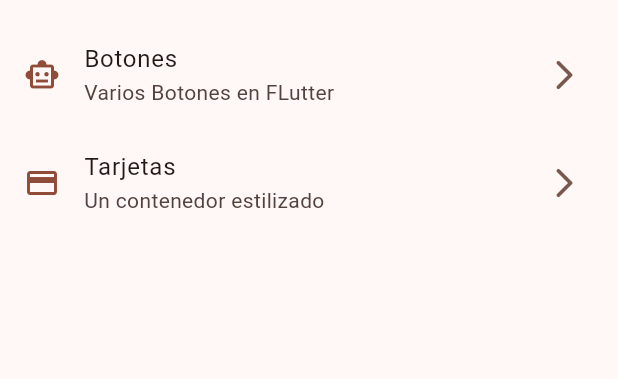
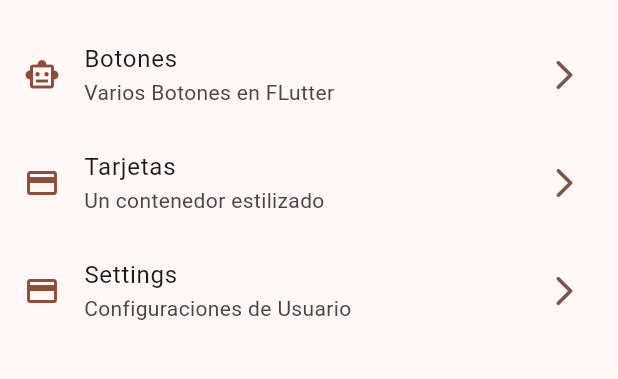
Before and after one commit to santacruzandres1/widgets_app, a Flutter app: the screen it shows after launch, on a phone screen of 412 x 824 dp, the part 63-442 px from its top. Run offline on Flutter 3.47's test engine with Material 3 defaults, Android fonts, the phone set to English and light mode, and no system bars.

Commit message:
Agregado de routeName para referenciar las paginas

```diff
--- a/lib/config/menu_items/menu_items.dart
+++ b/lib/config/menu_items/menu_items.dart
@@ -6,12 +6,15 @@ class MenuItems {
   final String subTitle;
   final String link;
   final IconData icon;
+  final String routeName;
+
 
   const MenuItems({
     required this.title,
     required this.subTitle,
     required this.link,
-    required this.icon
+    required this.icon,
+    required this.routeName
     });
 }
 
@@ -20,10 +23,21 @@ const appMenuItems = <MenuItems>[
     title: 'Botones',
     subTitle: 'Varios Botones en FLutter',
     link: '/buttons',
-    icon: Icons.smart_toy_outlined),
-      MenuItems(
+    icon: Icons.smart_toy_outlined,
+    routeName: '/buttons_screen',
+  ),
+  MenuItems(
     title: 'Tarjetas',
     subTitle: 'Un contenedor estilizado',
-    link: '/card',
-    icon: Icons.credit_card),
+    link: '/cards',
+    icon: Icons.credit_card,
+    routeName: '/cards_screen',
+  ),
+  MenuItems(
+    title: 'Settings',
+    subTitle: 'Configuraciones de Usuario',
+    link: '/settings',
+    icon: Icons.credit_card,
+    routeName: '/settings_screen',
+  ),
 ];
--- a/lib/main.dart
+++ b/lib/main.dart
@@ -14,7 +14,7 @@ class MainApp extends StatelessWidget {
     return  MaterialApp(
       debugShowCheckedModeBanner: false,
       theme: AppTheme(selectedColor: 3,).getTheme(),
-      home: const HomeScreen(),
+      home:  HomeScreen(),
     );
   }
 }
--- a/lib/presentation/screens/home/home_screen.dart
+++ b/lib/presentation/screens/home/home_screen.dart
@@ -1,57 +1,77 @@
 import 'package:flutter/material.dart';
 import 'package:widgets_app/config/menu_items/menu_items.dart';
 import 'package:widgets_app/presentation/screens/buttons/buttons_screen.dart';
+import 'package:widgets_app/presentation/screens/cards/cards_screen.dart';
+import 'package:widgets_app/presentation/screens/settings/settings_screen.dart';
 
 class HomeScreen extends StatelessWidget {
-  const HomeScreen({super.key});
+   HomeScreen({super.key});
+
+  // definir las rutas aca (asumiendo que tenemos un archivo o clase separada para las rutas)
+  final Map<String, WidgetBuilder> routes = {
+    '/buttons_screen': (context) => const ButtonsScreen(),
+    '/cards_screen':(context) => const CardsScreen(),
+    '/settings_screen':(context) => const SettingsScreen(),
+    // añade mas rutas para otras pantallas basadas en la lista de appMenuItems
+  };
 
   @override
   Widget build(BuildContext context) {
     return Scaffold(
       appBar: AppBar(
         centerTitle: false,
-        title: const Text('Widgets en flutter'),),
-        body: _HomeView(),
+        title: const Text('Widgets en flutter'),
+      ),
+      body: _HomeView(appMenuItems: appMenuItems, routes: routes),  // pasa elementosMenu y rutas
     );
   }
 }
 
 class _HomeView extends StatelessWidget {
+  final List<MenuItems> appMenuItems;
+  final Map<String, WidgetBuilder> routes; // recibe las rutas de HomeScreen
+
+  const _HomeView({required this.appMenuItems, required this.routes});
 
   @override
-
   Widget build(BuildContext context) {
-   appMenuItems;
     return ListView.builder(
       itemCount: appMenuItems.length,
       itemBuilder: (context, index) {
-      final menuItem = appMenuItems[index];
-      return _CustomListTile(menuItem: menuItem);
-    },);
+        final menuItem = appMenuItems[index];
+        return _CustomListTile(menuItem: menuItem, routes: routes); // pasa las rutas  _CustomListTile
+      },
+    );
   }
 }
 
 class _CustomListTile extends StatelessWidget {
-   const _CustomListTile({
+  final MenuItems menuItem;
+  final Map<String, WidgetBuilder> routes; // recibe rutas de _HomeView
+
+  const _CustomListTile({
     required this.menuItem,
+    required this.routes,
   });
-
-  final MenuItems menuItem;
 
   @override
   Widget build(BuildContext context) {
     final color = Theme.of(context).colorScheme;
     return ListTile(
-      leading: Icon(menuItem.icon, color: color.primary,),
+      leading: Icon(menuItem.icon, color: color.primary),
       trailing: Icon(Icons.arrow_forward_ios_rounded, color: color.secondary),
       title: Text(menuItem.title),
       subtitle: Text(menuItem.subTitle),
       onTap: () {
-        //TODO: Navegar a otra pantalla
-        Navigator.push(
-    context,
-    MaterialPageRoute(builder: (context) => const ButtonsScreen()),
-  );
+        final routeName = menuItem.routeName;
+        if (routes.containsKey(routeName)) {
+          Navigator.push(
+            context,
+            MaterialPageRoute(builder: (context) => routes[routeName]!(context)),
+          );
+        } else {
+          // se podria implementar el manejo casos donde nombreRuta es inválido o falta (ej., imprime un mensaje)
+        }
       },
     );
   }
--- /dev/null
+++ b/lib/presentation/screens/settings/settings_screen.dart
@@ -0,0 +1,15 @@
+import 'package:flutter/material.dart';
+
+class SettingsScreen extends StatelessWidget {
+  const SettingsScreen({super.key});
+
+  @override
+  Widget build(BuildContext context) {
+    return Scaffold(
+      appBar: AppBar(
+        title: Text('Settings'),
+        ),
+        body: const Placeholder(),
+    );
+  }
+}
```
